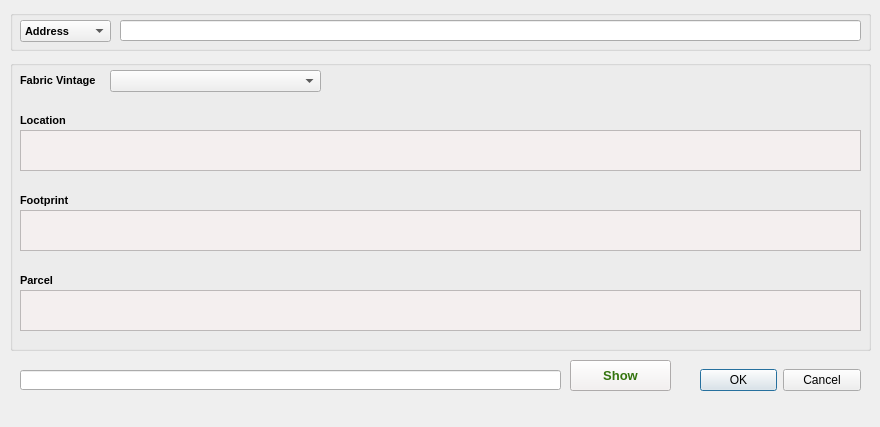
Above: addresssearch_dialog_base.ui from costquestassociates/cqafabric_QGIS before the change. Below: the same form after it.
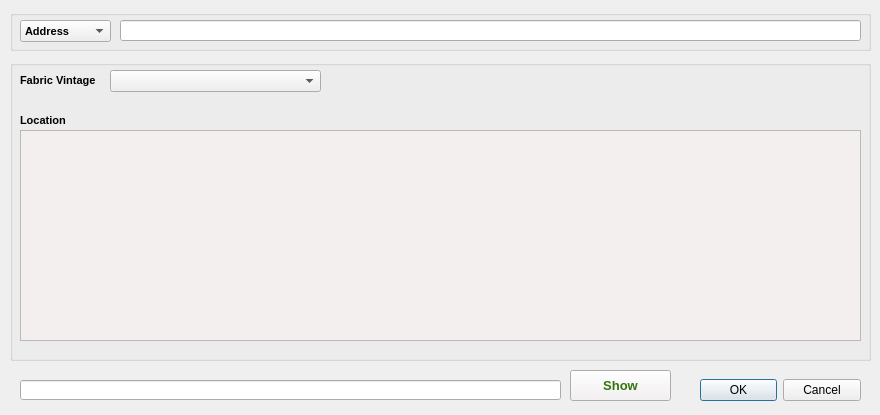
That is the form after the change. Icons and pictures are not drawn.

Patch:
```diff
--- a/addresssearch_dialog_base.ui
+++ b/addresssearch_dialog_base.ui
@@ -10,7 +10,7 @@
     <x>0</x>
     <y>0</y>
     <width>880</width>
-    <height>427</height>
+    <height>415</height>
    </rect>
   </property>
   <property name="sizePolicy">
@@ -26,7 +26,7 @@
    <property name="geometry">
     <rect>
      <x>700</x>
-     <y>360</y>
+     <y>370</y>
      <width>161</width>
      <height>41</height>
     </rect>
@@ -114,7 +114,7 @@
      <x>10</x>
      <y>60</y>
      <width>861</width>
-     <height>291</height>
+     <height>301</height>
     </rect>
    </property>
    <property name="font">
@@ -171,7 +171,7 @@
       <x>10</x>
       <y>70</y>
       <width>841</width>
-      <height>41</height>
+      <height>211</height>
      </rect>
     </property>
     <property name="font">
@@ -214,110 +214,12 @@
      <string>Location</string>
     </property>
    </widget>
-   <widget class="QLabel" name="label_vintage_3">
-    <property name="geometry">
-     <rect>
-      <x>10</x>
-      <y>130</y>
-      <width>101</width>
-      <height>21</height>
-     </rect>
-    </property>
-    <property name="font">
-     <font>
-      <family>Arial</family>
-      <pointsize>8</pointsize>
-      <weight>75</weight>
-      <bold>true</bold>
-     </font>
-    </property>
-    <property name="text">
-     <string>Footprint</string>
-    </property>
-   </widget>
-   <widget class="QTableView" name="tableResult_footprint">
-    <property name="geometry">
-     <rect>
-      <x>10</x>
-      <y>150</y>
-      <width>841</width>
-      <height>41</height>
-     </rect>
-    </property>
-    <property name="font">
-     <font>
-      <pointsize>8</pointsize>
-      <weight>50</weight>
-      <bold>false</bold>
-     </font>
-    </property>
-    <property name="styleSheet">
-     <string notr="true">background-color: rgb(244, 239, 239);
-border-color: rgb(255, 255, 0);
-color: rgb(0, 0, 255);</string>
-    </property>
-    <property name="editTriggers">
-     <set>QAbstractItemView::NoEditTriggers</set>
-    </property>
-    <property name="selectionBehavior">
-     <enum>QAbstractItemView::SelectRows</enum>
-    </property>
-   </widget>
-   <widget class="QTableView" name="tableResult_parcel">
-    <property name="geometry">
-     <rect>
-      <x>10</x>
-      <y>230</y>
-      <width>841</width>
-      <height>41</height>
-     </rect>
-    </property>
-    <property name="font">
-     <font>
-      <pointsize>8</pointsize>
-      <weight>50</weight>
-      <bold>false</bold>
-     </font>
-    </property>
-    <property name="styleSheet">
-     <string notr="true">background-color: rgb(244, 239, 239);
-border-color: rgb(255, 255, 0);
-color: rgb(0, 0, 255);</string>
-    </property>
-    <property name="editTriggers">
-     <set>QAbstractItemView::NoEditTriggers</set>
-    </property>
-    <property name="selectionBehavior">
-     <enum>QAbstractItemView::SelectRows</enum>
-    </property>
-   </widget>
-   <widget class="QLabel" name="label_vintage_4">
-    <property name="geometry">
-     <rect>
-      <x>10</x>
-      <y>210</y>
-      <width>101</width>
-      <height>21</height>
-     </rect>
-    </property>
-    <property name="font">
-     <font>
-      <family>Arial</family>
-      <pointsize>8</pointsize>
-      <weight>75</weight>
-      <bold>true</bold>
-     </font>
-    </property>
-    <property name="text">
-     <string>Parcel</string>
-    </property>
-   </widget>
   </widget>
   <widget class="QPushButton" name="showfabricBtn">
    <property name="geometry">
     <rect>
      <x>570</x>
-     <y>360</y>
+     <y>370</y>
      <width>101</width>
      <height>31</height>
     </rect>
@@ -358,7 +260,7 @@
    <property name="geometry">
     <rect>
      <x>20</x>
-     <y>370</y>
+     <y>380</y>
      <width>541</width>
      <height>20</height>
     </rect>
```
